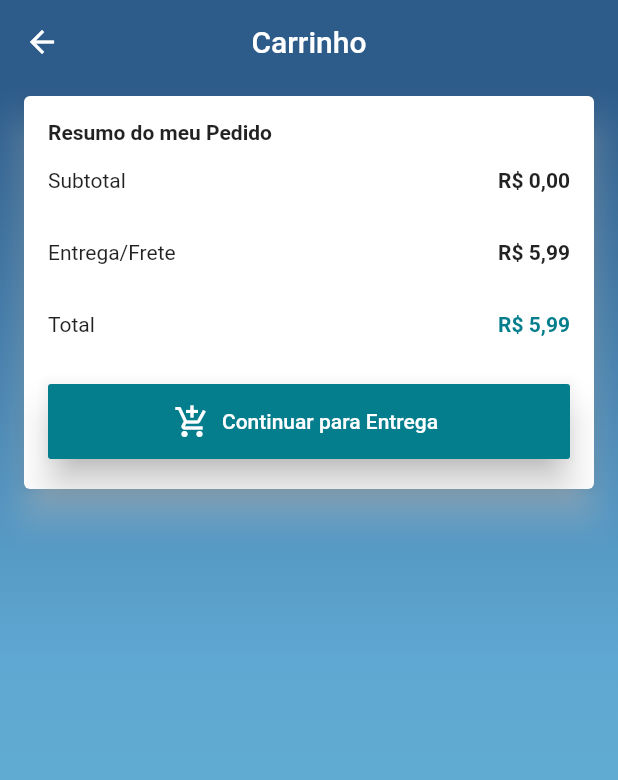
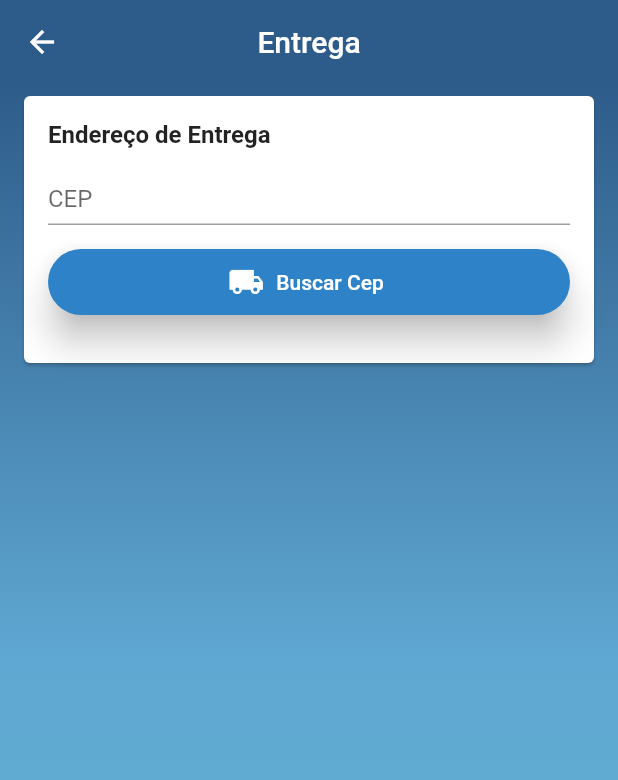
Before and after one commit to ravelinejunior/RavenStores, a Flutter app: the CartScreen screen opened by its route, after a tap on "Continuar para Entrega", on a phone screen of 412 x 824 dp. Shown: the top 780 px of the screen. Run offline on Flutter 3.47's test engine with Material 2 defaults, Android fonts, the phone set to English and light mode, and no system bars; our stand-ins replace brasil_fields, carousel_pro, cloud_firestore, dio, firebase_auth, firebase_storage and 4 more; missing offline and left inert: alphabet_list_scroll_view; accounts and stored records are empty; network calls fail.

Commit message:
Calculo de frete para usuario

```diff
--- a/lib/common/custom_drawer/custom_drawer.dart
+++ b/lib/common/custom_drawer/custom_drawer.dart
@@ -55,7 +55,6 @@ class CustomDrawer extends StatelessWidget {
                   }
                 },
               ),
-              //TODO 4: FOOTER
             ],
           ),
         ],
--- a/lib/main.dart
+++ b/lib/main.dart
@@ -6,6 +6,7 @@ import 'package:ravelinestores/managers/home_manager.dart';
 import 'package:ravelinestores/managers/product_manager.dart';
 import 'package:ravelinestores/managers/user_manager.dart';
 import 'package:ravelinestores/models/product.dart';
+import 'package:ravelinestores/screens/address/address_screen.dart';
 import 'package:ravelinestores/screens/base/base_screen.dart';
 import 'package:ravelinestores/screens/cart/cart_screen.dart';
 import 'package:ravelinestores/screens/edit_product/edit_product_screen.dart';
@@ -92,6 +93,11 @@ class MyApp extends StatelessWidget {
                 builder: (_) => CartScreen(),
               );
 
+            case '/address':
+              return MaterialPageRoute(
+                builder: (_) => AddressScreen(),
+              );
+
             case '/editProduct':
               return MaterialPageRoute(
                 builder: (_) =>
--- a/lib/managers/cart_manager.dart
+++ b/lib/managers/cart_manager.dart
@@ -2,14 +2,17 @@ import 'package:cloud_firestore/cloud_firestore.dart';
 
 import 'package:flutter/material.dart';
 import 'package:ravelinestores/managers/user_manager.dart';
+import 'package:ravelinestores/models/address.dart';
 import 'package:ravelinestores/models/cart_products.dart';
 import 'package:ravelinestores/models/product.dart';
 import 'package:ravelinestores/models/user.dart';
+import 'package:ravelinestores/services/cep_aberto_service.dart';
 
 class CartManager extends ChangeNotifier {
   List<CartProduct> items = [];
   User user;
   num productsPrice = 0;
+  Address address;
 
   //ADD PRODUCTS
   void addToCart(Product product) {
@@ -108,4 +111,32 @@ class CartManager extends ChangeNotifier {
 
     return true;
   }
+
+  //ADDRESSES
+  Future<void> getAddress(String cep) async {
+    /*
+    1 -- recuperar o service com o cep digitado
+     */
+
+    final cepService = CepAbertoService();
+    try {
+      final cepAdress = await cepService.getAddressFromCep(cep);
+      if (cepAdress != null) {
+        address = Address(
+          street: cepAdress.logradouro,
+          disctrict: cepAdress.bairro,
+          zipCode: cepAdress.cep,
+          city: cepAdress.cidade.nome,
+          state: cepAdress.estado.sigla,
+          complement: cepAdress.complemento,
+          lat: cepAdress.latitude,
+          long: cepAdress.longitude,
+          alt: cepAdress.altitude,
+        );
+        notifyListeners();
+      }
+    } catch (e) {
+      debugPrint(e.toString());
+    }
+  }
 }
--- /dev/null
+++ b/lib/models/address.dart
@@ -0,0 +1,28 @@
+import 'package:flutter/cupertino.dart';
+
+class Address {
+  Address({
+    this.alt,
+    this.city,
+    this.complement,
+    this.disctrict,
+    this.lat,
+    this.long,
+    this.number,
+    this.state,
+    this.zipCode,
+    this.street,
+  });
+
+  double alt;
+  double lat;
+  double long;
+
+  String zipCode;
+  String complement;
+  String disctrict;
+  String number;
+  String street;
+  String city;
+  String state;
+}
--- /dev/null
+++ b/lib/screens/address/address_screen.dart
@@ -0,0 +1,35 @@
+import 'package:flutter/material.dart';
+
+import 'components/address_card.dart';
+
+class AddressScreen extends StatelessWidget {
+  @override
+  Widget build(BuildContext context) {
+    final mainStyle = TextStyle(color: Colors.white);
+    return Scaffold(
+      appBar: AppBar(
+        title: const Text('Entrega'),
+        centerTitle: true,
+        backgroundColor: Color.fromARGB(255, 46, 92, 138),
+      ),
+      body: Stack(
+        children: [
+          Container(
+            decoration: BoxDecoration(
+              gradient: LinearGradient(colors: const [
+                Color.fromARGB(255, 46, 92, 138),
+                Color.fromARGB(255, 95, 168, 211),
+                Color.fromARGB(255, 98, 182, 203),
+              ], begin: Alignment.topCenter, end: Alignment.bottomCenter),
+            ),
+          ),
+          ListView(
+            children: [
+              AddressCard(),
+            ],
+          ),
+        ],
+      ),
+    );
+  }
+}
--- /dev/null
+++ b/lib/screens/address/components/address_card.dart
@@ -0,0 +1,42 @@
+import 'package:flutter/material.dart';
+import 'package:provider/provider.dart';
+import 'package:ravelinestores/managers/cart_manager.dart';
+import 'package:ravelinestores/models/address.dart';
+
+import 'address_input_field.dart';
+import 'cep_input_field.dart';
+
+class AddressCard extends StatelessWidget {
+  @override
+  Widget build(BuildContext context) {
+    return Card(
+      margin: const EdgeInsets.symmetric(horizontal: 16, vertical: 8),
+      child: Padding(
+        padding: const EdgeInsets.fromLTRB(16, 16, 16, 8),
+        child: Consumer<CartManager>(
+          builder: (contextOut, cartManager, childOut) {
+            final address = cartManager.address ?? Address();
+
+            return Form(
+              child: Column(
+                crossAxisAlignment: CrossAxisAlignment.start,
+                children: [
+                  Text(
+                    'Endereço de Entrega',
+                    style: const TextStyle(
+                        fontWeight: FontWeight.w600, fontSize: 16.0),
+                  ),
+
+                  //CAMPO DE ALOCAÇÃO DE CEP WIDGET
+                  CepInputField(),
+                  if (address.zipCode != null) AddressInputField(address),
+                  SizedBox(height: 24),
+                ],
+              ),
+            );
+          },
+        ),
+      ),
+    );
+  }
+}
--- /dev/null
+++ b/lib/screens/address/components/cep_input_field.dart
@@ -0,0 +1,71 @@
+import 'package:brasil_fields/brasil_fields.dart';
+import 'package:flutter/material.dart';
+import 'package:flutter/services.dart';
+import 'package:provider/provider.dart';
+import 'package:ravelinestores/managers/cart_manager.dart';
+
+class CepInputField extends StatelessWidget {
+  final colorButton = const Color.fromARGB(255, 46, 130, 200);
+  TextEditingController _cepController = TextEditingController();
+
+  @override
+  Widget build(BuildContext context) {
+    return Column(
+      crossAxisAlignment: CrossAxisAlignment.stretch,
+      children: [
+        Padding(
+          padding: const EdgeInsets.only(bottom: 16.0),
+          child: TextFormField(
+            decoration: const InputDecoration(
+              isDense: true,
+              labelText: 'CEP',
+              labelStyle: const TextStyle(fontWeight: FontWeight.w400),
+              hintText: '30590-265',
+              hintStyle: const TextStyle(color: Colors.black38),
+              alignLabelWithHint: true,
+            ),
+            onTap: () {},
+            keyboardType: TextInputType.numberWithOptions(),
+            validator: (cep) {
+              /*
+                verificar se cep é vazio
+                verificar se cep é invalido
+                como widget está dentro de um widget pai (Adress card), nao preciso utilizar key para validação
+               */
+
+              if (cep.isEmpty)
+                return 'Cep vazio';
+              else if (cep.length != 10) return 'Digite um CEP válido!';
+              return null;
+            },
+            inputFormatters: [
+              //deixar usuario digitar apenas numeros
+              WhitelistingTextInputFormatter.digitsOnly,
+
+              CepInputFormatter(),
+            ],
+            controller: _cepController,
+          ),
+        ),
+        Container(
+          height: 44,
+          child: RaisedButton.icon(
+            onPressed: () {
+              if (Form.of(context).validate()) {
+                context.read<CartManager>().getAddress(_cepController.text);
+              }
+            },
+            icon: Icon(Icons.local_shipping),
+            label: const Text('Buscar Cep'),
+            splashColor: Colors.lightBlue,
+            textColor: Colors.white,
+            shape: StadiumBorder(),
+            color: colorButton,
+            elevation: 10,
+            disabledColor: colorButton.withAlpha(100),
+          ),
+        ),
+      ],
+    );
+  }
+}
--- a/lib/screens/cart/cart_screen.dart
+++ b/lib/screens/cart/cart_screen.dart
@@ -37,7 +37,11 @@ class CartScreen extends StatelessWidget {
                   //resumo pedido widget
                   PriceCard(
                     buttonText: 'Continuar para Entrega',
-                    onPressed: cartManager.isCartValid ? () {} : null,
+                    onPressed: cartManager.isCartValid
+                        ? () {
+                            Navigator.of(context).pushNamed('/address');
+                          }
+                        : null,
                     icon: cartManager.isCartValid
                         ? Icon(Icons.add_shopping_cart)
                         : Icon(Icons.remove_shopping_cart),
--- a/lib/screens/splash_screen/splash_screen.dart
+++ b/lib/screens/splash_screen/splash_screen.dart
@@ -79,7 +79,6 @@ class _SplashScreenState extends State<SplashScreen>
 
   @override
   void initState() {
-    // TODO: implement initState
     super.initState();
 
     Future.delayed(Duration(seconds: 6)).then((_) {
--- /dev/null
+++ b/lib/services/cep_aberto_service.dart
@@ -0,0 +1,34 @@
+import 'dart:io';
+import 'package:dio/dio.dart';
+import 'package:ravelinestores/models/cep_address.dart';
+
+const token = '61569c12485248c4fa57d43772fa87c2';
+
+class CepAbertoService {
+  /*
+    requisições usando a lib DIO
+    1 -- eliminar todos os pontos e traços do cep
+    2 -- registrar token no EndPoint para buscar dados no header
+    3 -- utilizar o GET para recuperar o endpoint com o header
+    4 -- especificar tipo de dados recuperados do get
+    5 -- declarar o response como dio map e especificar o tipo do map como string e dynamic
+   */
+
+  Future<CepAddress> getAddressFromCep(String cep) async {
+    final cleanCep = cep.replaceAll(".", "").replaceAll("-", "");
+    final endPoint = "https://www.cepaberto.com/api/v3/cep?cep=${cleanCep}";
+
+    final Dio dio = Dio();
+    dio.options.headers[HttpHeaders.authorizationHeader] = 'Token token=$token';
+
+    try {
+      final response = await dio.get<Map<String, dynamic>>(endPoint);
+      if (response.data.isEmpty) return Future.error("Cep Inválido");
+
+      final CepAddress address = CepAddress.fromMap(response.data);
+      return address;
+    } on DioError catch (e) {
+      return Future.error("Erro ao buscar Cep ${e.error}");
+    }
+  }
+}
--- a/pubspec.yaml
+++ b/pubspec.yaml
@@ -43,6 +43,8 @@ dependencies:
   image_picker: ^0.6.7+4
   image_cropper: ^1.3.0
   uuid: ^2.2.0
+  dio: ^3.0.10
+  brasil_fields: ^0.4.0
 
 dev_dependencies:
   flutter_test:
```
Also changed, not shown: lib/models/cep_address.dart (added, +46 -0 lines), lib/screens/address/components/address_input_field.dart (added, +139 -0 lines), assets/disco.gif (added), assets/pizza.gif (added), assets/terra.gif (added), pubspec.lock.
